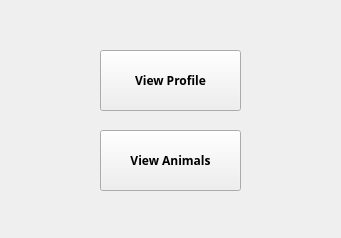
The window that cuACS/postloginclient.ui (cameronhawtin/Animal-Farm-cuACS) describes before a commit, drawn with Qt 5.
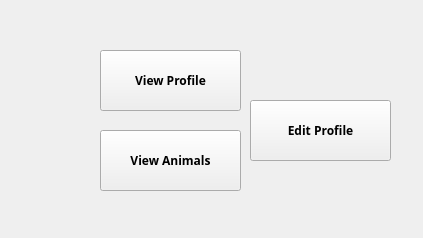
The same window after the commit.

```diff
--- a/cuACS/postloginclient.ui
+++ b/cuACS/postloginclient.ui
@@ -6,7 +6,7 @@
    <rect>
     <x>0</x>
     <y>0</y>
-    <width>341</width>
+    <width>423</width>
     <height>238</height>
    </rect>
   </property>
@@ -66,6 +66,30 @@
     <bool>false</bool>
    </property>
   </widget>
+  <widget class="QPushButton" name="editProfileButton">
+   <property name="geometry">
+    <rect>
+     <x>250</x>
+     <y>100</y>
+     <width>141</width>
+     <height>61</height>
+    </rect>
+   </property>
+   <property name="font">
+    <font>
+     <family>Egyptienne F</family>
+     <weight>75</weight>
+     <italic>false</italic>
+     <bold>true</bold>
+    </font>
+   </property>
+   <property name="text">
+    <string>Edit Profile</string>
+   </property>
+   <property name="autoDefault">
+    <bool>false</bool>
+   </property>
+  </widget>
  </widget>
  <resources/>
  <connections/>
```
